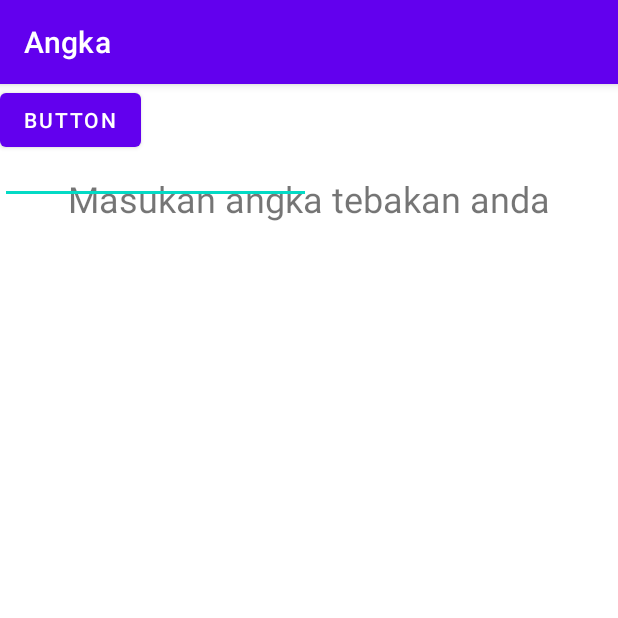
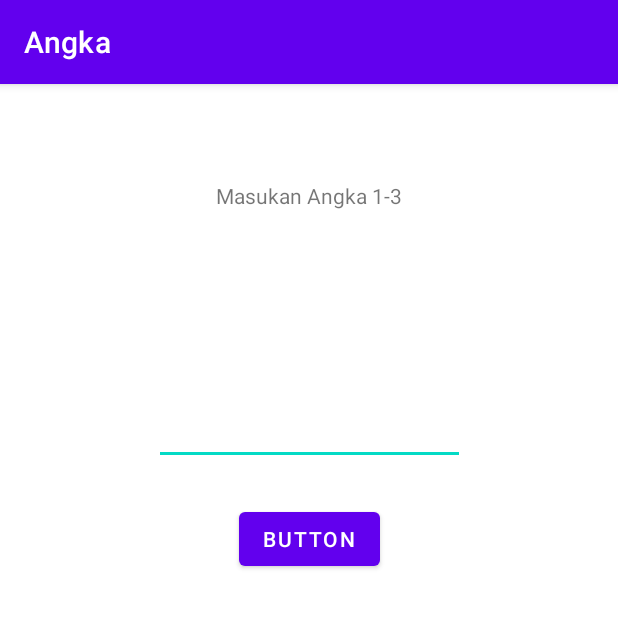
Before and after one commit to Itsjohanes/Angka, an Android app: the screen it shows after launch (MainActivity), on a phone screen of 412 x 824 dp, the top half of it. Run offline under Robolectric (Android 15) with nearby library versions, the phone set to English and light mode, and no system bars.

Commit message:
commit kedua

```diff
--- a/app/src/main/res/layout/activity_main.xml
+++ b/app/src/main/res/layout/activity_main.xml
@@ -7,27 +7,20 @@
     android:orientation="vertical"
     tools:context=".MainActivity">
 
-    <TextView
-        android:id="@+id/textView"
-        android:layout_width="match_parent"
-        android:layout_height="match_parent"
-        android:layout_marginTop="60dp"
-        android:gravity="center_horizontal"
-        android:text="Masukan angka tebakan anda"
-
-        android:textSize="24sp"
-        app:layout_constraintTop_toTopOf="parent"
-        tools:layout_editor_absoluteX="0dp" />
-
     <EditText
         android:id="@+id/etAngka"
         android:layout_width="207dp"
         android:layout_height="80dp"
+        android:layout_marginStart="100dp"
+        android:layout_marginTop="40dp"
+        android:layout_marginEnd="100dp"
         android:ems="10"
         android:inputType="number"
-        tools:ignore="MissingConstraints"
-        tools:layout_editor_absoluteX="119dp"
-        tools:layout_editor_absoluteY="156dp" />
+        app:layout_constraintBottom_toTopOf="@+id/btnTebak"
+        app:layout_constraintEnd_toEndOf="parent"
+        app:layout_constraintStart_toStartOf="parent"
+        app:layout_constraintTop_toBottomOf="@+id/textView"
+        tools:ignore="MissingConstraints" />
 
     <Button
         android:id="@+id/btnTebak"
@@ -35,10 +28,30 @@
         android:layout_height="wrap_content"
         android:layout_alignParentRight="true"
         android:layout_alignParentBottom="true"
+        android:layout_marginStart="150dp"
+        android:layout_marginTop="16dp"
+        android:layout_marginEnd="150dp"
+        android:layout_marginBottom="431dp"
         android:text="Button"
-        tools:ignore="MissingConstraints"
-        tools:layout_editor_absoluteX="158dp"
-        tools:layout_editor_absoluteY="2dp" />
+        app:layout_constraintBottom_toBottomOf="parent"
+        app:layout_constraintEnd_toEndOf="parent"
+        app:layout_constraintStart_toStartOf="parent"
+        app:layout_constraintTop_toBottomOf="@+id/etAngka"
+        tools:ignore="MissingConstraints" />
+
+    <TextView
+        android:id="@+id/textView"
+        android:layout_width="wrap_content"
+        android:layout_height="wrap_content"
+        android:layout_marginStart="144dp"
+        android:layout_marginTop="55dp"
+        android:layout_marginEnd="144dp"
+        android:layout_marginBottom="40dp"
+        android:text="Masukan Angka 1-3"
+        app:layout_constraintBottom_toTopOf="@+id/etAngka"
+        app:layout_constraintEnd_toEndOf="parent"
+        app:layout_constraintStart_toStartOf="parent"
+        app:layout_constraintTop_toTopOf="parent" />
 
 
 </androidx.constraintlayout.widget.ConstraintLayout>
```
